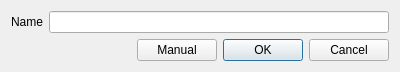
The window that plugins/installer_quick/src/simpleinstalldialog.ui (Holt59/mo2-merge) describes before a commit, drawn with Qt 5.
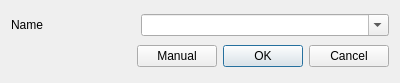
The same window after the commit.

What changed in the file:
```diff
--- a/plugins/installer_quick/src/simpleinstalldialog.ui
+++ b/plugins/installer_quick/src/simpleinstalldialog.ui
@@ -7,7 +7,7 @@
     <x>0</x>
     <y>0</y>
     <width>400</width>
-    <height>71</height>
+    <height>83</height>
    </rect>
   </property>
   <property name="windowTitle">
@@ -15,7 +15,7 @@
   </property>
   <layout class="QVBoxLayout" name="verticalLayout">
    <item>
-    <layout class="QHBoxLayout" name="horizontalLayout">
+    <layout class="QHBoxLayout" name="horizontalLayout" stretch="1,2">
      <item>
       <widget class="QLabel" name="label">
        <property name="text">
@@ -24,7 +24,11 @@
       </widget>
      </item>
      <item>
-      <widget class="QLineEdit" name="nameEdit"/>
+      <widget class="QComboBox" name="nameCombo">
+       <property name="editable">
+        <bool>true</bool>
+       </property>
+      </widget>
      </item>
     </layout>
    </item>
```
